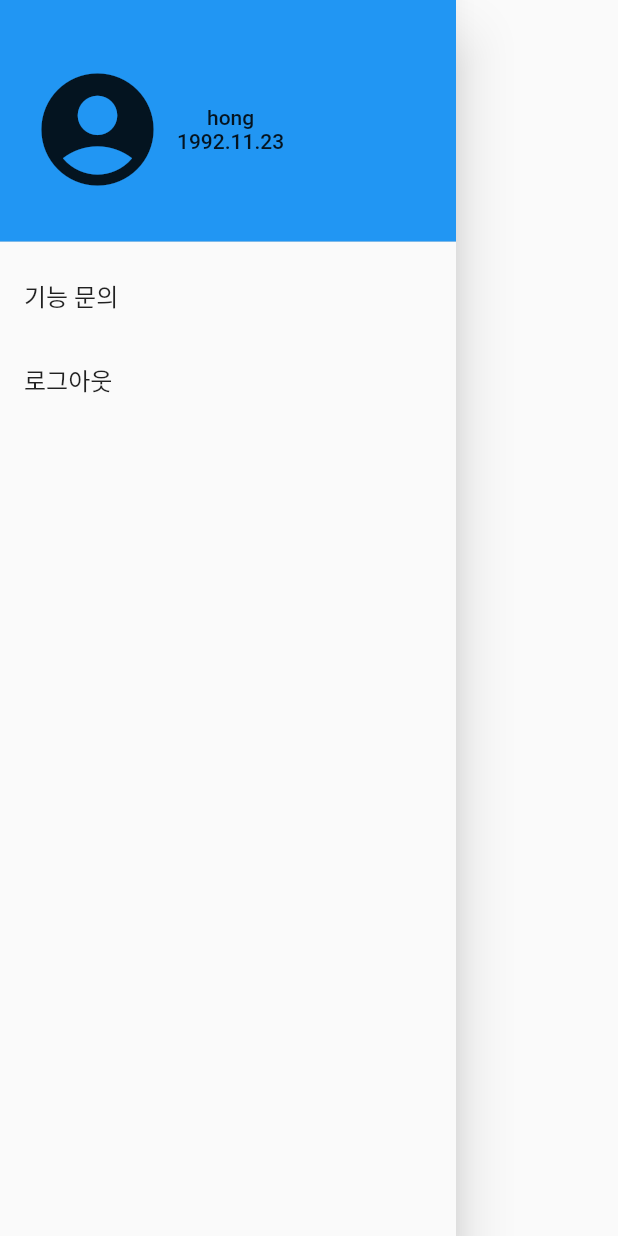
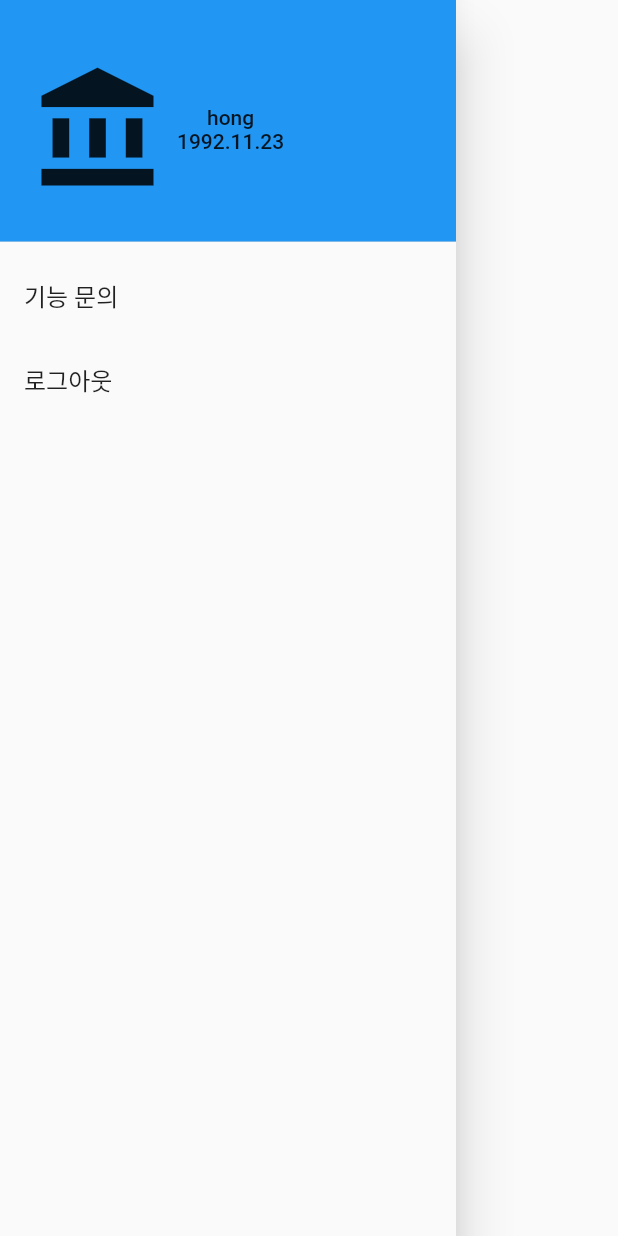
Before and after one commit to zipnyom/semble, a Flutter app: what myDrawer() shows on an empty page, opened directly, on a phone screen of 412 x 824 dp. Run offline on Flutter 3.47's test engine with Material 2 defaults, Android fonts, the light colour scheme and no system bars; our stand-ins replace cloud_firestore, firebase_auth, fl_chart, flutter_speed_dial, flutter_svg, shared_preferences and 1 more; missing offline and left inert: flutter_beacon, nfc_in_flutter; accounts and stored records are empty; generated files the repository leaves out were written again.

Commit message:
테스트용, drawer 수정

```diff
--- a/lib/widgets/widget.dart
+++ b/lib/widgets/widget.dart
@@ -50,7 +50,7 @@ Widget myDrawer(BuildContext context) {
                 IconButton(
 //                    alignment: Alignment.centerLeft,
                   iconSize: 90,
-                  icon: Icon(Icons.account_circle),
+                  icon: Icon(Icons.account_balance),
                   onPressed: () {
                     print("hoho");
                   },
```
Also changed, not shown: pubspec.lock.
